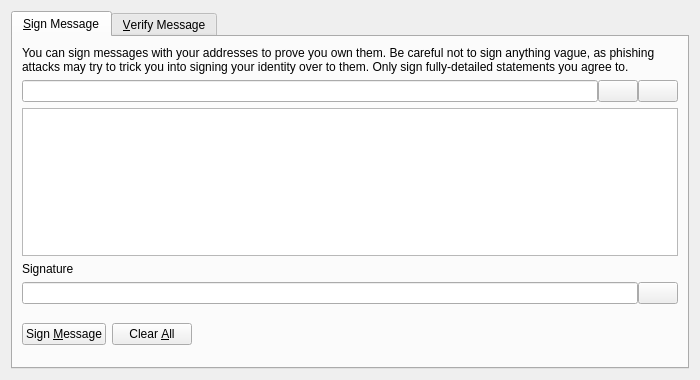
Before: the Qt Designer form src/qt/forms/signverifymessagedialog.ui in dogecash/dogecash-oldchain, drawn with Qt 5.
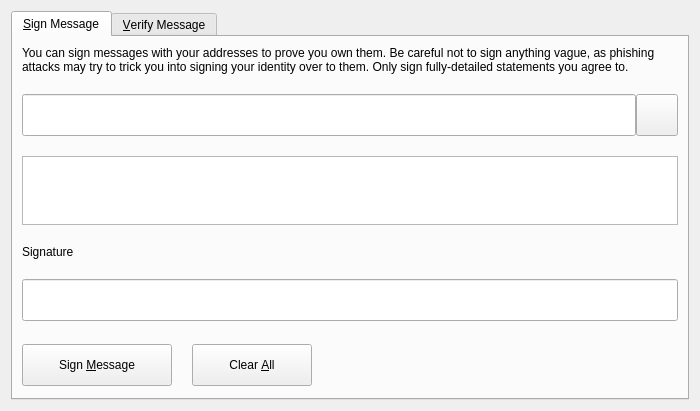
After: the same form once the commit is applied. Icons and pictures are not drawn. Custom widgets are drawn as their Qt base class.

The edit to the form file:
```diff
--- a/src/qt/forms/signverifymessagedialog.ui
+++ b/src/qt/forms/signverifymessagedialog.ui
@@ -7,7 +7,7 @@
     <x>0</x>
     <y>0</y>
     <width>700</width>
-    <height>380</height>
+    <height>411</height>
    </rect>
   </property>
   <property name="windowTitle">
@@ -27,6 +27,9 @@
        <string>&amp;Sign Message</string>
       </attribute>
       <layout class="QVBoxLayout" name="verticalLayout_SM">
+       <property name="spacing">
+        <number>20</number>
+       </property>
        <item>
         <widget class="QLabel" name="infoLabel_SM">
          <property name="text">
@@ -47,6 +50,12 @@
          </property>
          <item>
           <widget class="QValidatedLineEdit" name="addressIn_SM">
+           <property name="minimumSize">
+            <size>
+             <width>0</width>
+             <height>42</height>
+            </size>
+           </property>
            <property name="toolTip">
             <string>The DogeCash address to sign the message with</string>
            </property>
@@ -54,6 +63,12 @@
          </item>
          <item>
           <widget class="QPushButton" name="addressBookButton_SM">
+           <property name="minimumSize">
+            <size>
+             <width>42</width>
+             <height>42</height>
+            </size>
+           </property>
            <property name="toolTip">
             <string>Choose previously used address</string>
            </property>
@@ -62,7 +77,13 @@
            </property>
            <property name="icon">
             <iconset resource="../dogecash.qrc">
-             <normaloff>:/icons/address-book</normaloff>:/icons/address-book</iconset>
+             <normaloff>:/icons/search</normaloff>:/icons/search</iconset>
+           </property>
+           <property name="iconSize">
+            <size>
+             <width>20</width>
+             <height>20</height>
+            </size>
            </property>
            <property name="shortcut">
             <string>Alt+A</string>
@@ -74,6 +95,12 @@
          </item>
          <item>
           <widget class="QPushButton" name="pasteButton_SM">
+           <property name="maximumSize">
+            <size>
+             <width>0</width>
+             <height>16777215</height>
+            </size>
+           </property>
            <property name="toolTip">
             <string>Paste address from clipboard</string>
            </property>
@@ -118,6 +145,12 @@
          </property>
          <item>
           <widget class="QLineEdit" name="signatureOut_SM">
+           <property name="minimumSize">
+            <size>
+             <width>0</width>
+             <height>42</height>
+            </size>
+           </property>
            <property name="font">
             <font>
              <italic>true</italic>
@@ -130,6 +163,12 @@
          </item>
          <item>
           <widget class="QPushButton" name="copySignatureButton_SM">
+           <property name="maximumSize">
+            <size>
+             <width>0</width>
+             <height>16777215</height>
+            </size>
+           </property>
            <property name="toolTip">
             <string>Copy the current signature to the system clipboard</string>
            </property>
@@ -149,8 +188,17 @@
        </item>
        <item>
         <layout class="QHBoxLayout" name="horizontalLayout_3_SM">
+         <property name="spacing">
+          <number>20</number>
+         </property>
          <item>
           <widget class="QPushButton" name="signMessageButton_SM">
+           <property name="minimumSize">
+            <size>
+             <width>150</width>
+             <height>42</height>
+            </size>
+           </property>
            <property name="toolTip">
             <string>Sign the message to prove you own this DogeCash address</string>
            </property>
@@ -168,6 +216,12 @@
          </item>
          <item>
           <widget class="QPushButton" name="clearButton_SM">
+           <property name="minimumSize">
+            <size>
+             <width>120</width>
+             <height>42</height>
+            </size>
+           </property>
            <property name="toolTip">
             <string>Reset all sign message fields</string>
            </property>
```
Left out of the diff: 63 changed lines with no effect on the pictures.
